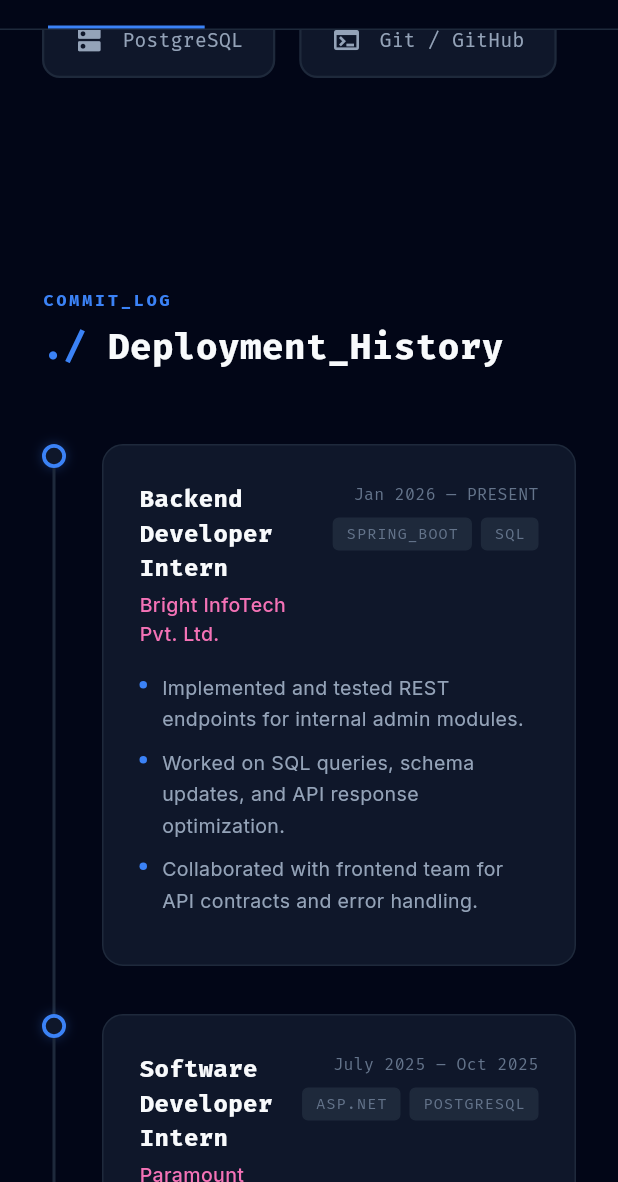
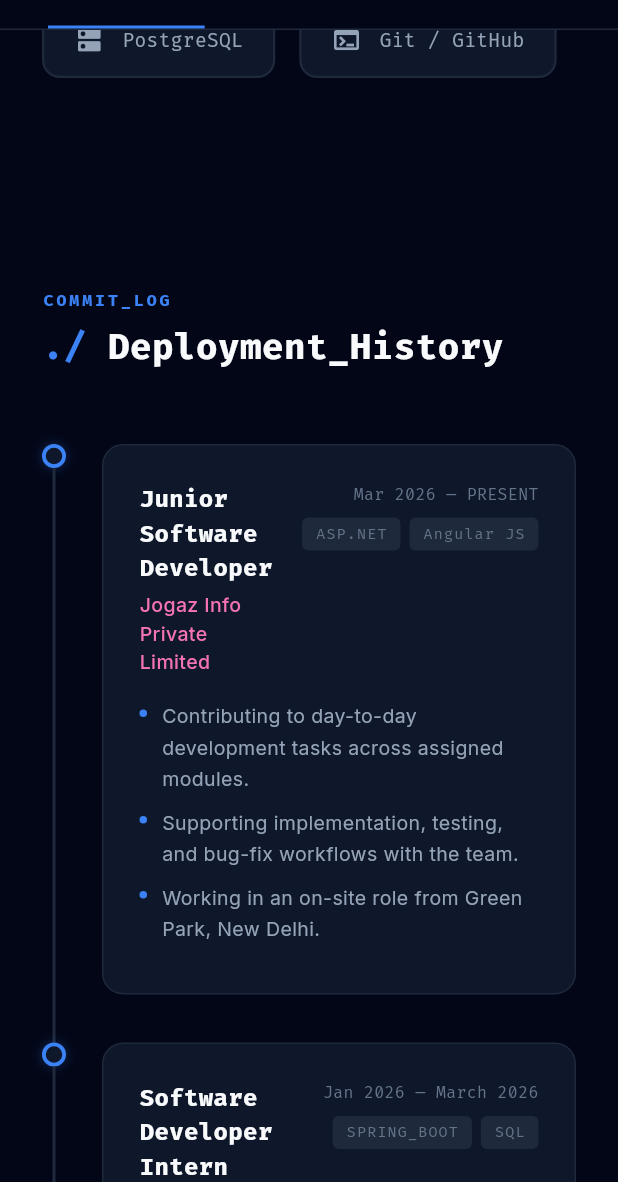
Before and after one commit to tanujkohli83/portfolio, a Flutter app: the screen it shows after launch, scrolled down 2304 dp, on a phone screen of 412 x 824 dp, the part 54-1236 px from its top. Run offline on Flutter 3.47's test engine with Material 3 defaults, Android fonts, the phone set to English and light mode, and no system bars; our stand-ins replace animate_do, flutter_riverpod, google_fonts; missing offline and left inert: dart:html.

Commit message:
feat: Update work history section with new roles and responsibilities

```diff
--- a/lib/sections/work_history_section.dart
+++ b/lib/sections/work_history_section.dart
@@ -39,9 +39,20 @@ class WorkHistorySection extends StatelessWidget {
           ),
           const SizedBox(height: 48),
           const TimelineItem(
-            role: 'Backend Developer Intern',
+            role: 'Junior Software Developer',
+            company: 'Jogaz Info Private Limited',
+            period: 'Mar 2026 — PRESENT',
+            tags: ['ASP.NET', 'Angular JS'],
+            points: [
+              'Contributing to day-to-day development tasks across assigned modules.',
+              'Supporting implementation, testing, and bug-fix workflows with the team.',
+              'Working in an on-site role from Green Park, New Delhi.',
+            ],
+          ),
+          const TimelineItem(
+            role: 'Software Developer Intern',
             company: 'Bright InfoTech Pvt. Ltd.',
-            period: 'Jan 2026 — PRESENT',
+            period: 'Jan 2026 — March 2026',
             tags: ['SPRING_BOOT', 'SQL'],
             points: [
               'Implemented and tested REST endpoints for internal admin modules.',
@@ -50,7 +61,7 @@ class WorkHistorySection extends StatelessWidget {
             ],
           ),
           const TimelineItem(
-            role: 'Software Developer Intern',
+            role: 'Mobile App Developer',
             company: 'Paramount Infosystem Pvt. Ltd.',
             period: 'July 2025 – Oct 2025',
             tags: ['ASP.NET', 'POSTGRESQL'],
@@ -59,17 +70,6 @@ class WorkHistorySection extends StatelessWidget {
               'Integrated PostgreSQL queries and added server-side validations.',
               'Fixed backend bugs and improved API documentation for team usage.',
             ],
-          ),
-          const TimelineItem(
-            role: 'Trainee Developer',
-            company: 'Utopian Gateway',
-            period: 'Mar 2025 - Apr 2025',
-            tags: ['ANGULARJS', 'MONGODB'],
-            points: [
-              'Assisted in connecting AngularJS pages with backend APIs.',
-              'Handled small MongoDB data operations and API testing tasks.',
-              'Learned deployment basics and team coding standards.',
-            ],
             isLast: true,
           ),
         ],
```
